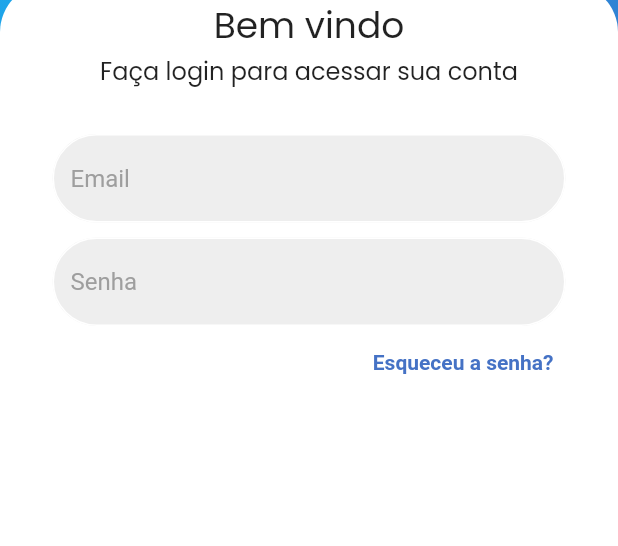
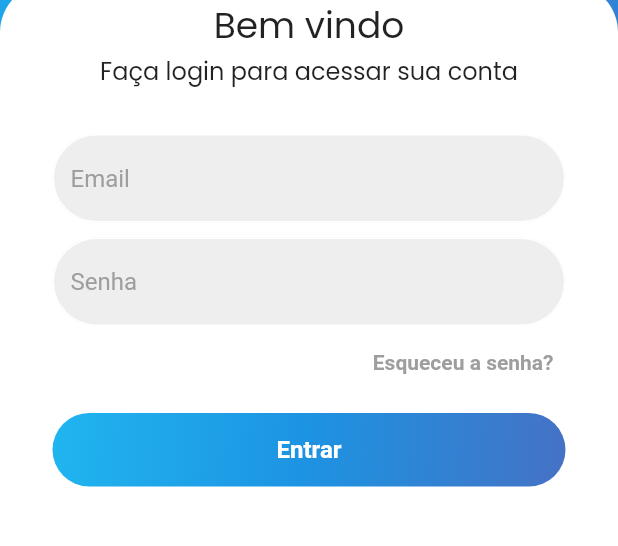
Before and after one commit to GSilva11/Projeto_Facilite, a Flutter app: the screen it shows after launch, on a phone screen of 412 x 824 dp, the part 286-832 px from its top. Run offline on Flutter 3.47's test engine with Material 2 defaults, Android fonts, the phone set to English and light mode, and no system bars.

Commit message:
quinto commit

```diff
--- /dev/null
+++ b/lib/components/button.dart
@@ -0,0 +1,33 @@
+import 'package:flutter/material.dart';
+
+class MyButton extends StatelessWidget {
+  final Function()? onTap;
+
+  const MyButton({super.key, required this.onTap});
+
+  @override
+  Widget build(BuildContext context) {
+    return GestureDetector(
+      onTap: onTap,
+      child: Container(
+        padding: EdgeInsets.all(15),
+        margin: EdgeInsets.symmetric(horizontal: 25.0),
+        decoration: BoxDecoration(
+          gradient: LinearGradient(begin: Alignment.topLeft, colors: [
+            Color.fromARGB(255, 32, 181, 240),
+            Color.fromARGB(255, 29, 147, 226),
+            Color.fromARGB(255, 69, 114, 197),
+          ]),
+          borderRadius: BorderRadius.circular(50),
+        ),
+        child: Center(
+          child: Text(
+            'Entrar',
+            style: TextStyle(
+                color: Colors.white, fontWeight: FontWeight.bold, fontSize: 16),
+          ),
+        ),
+      ),
+    );
+  }
+}
--- a/lib/pages/login_page.dart
+++ b/lib/pages/login_page.dart
@@ -1,6 +1,6 @@
 import 'package:flutter/material.dart';
 import '../components/textfield.dart';
-
+import '../components/button.dart';
 class LoginPage extends StatelessWidget {
   LoginPage({super.key});
 
@@ -69,10 +69,20 @@ class LoginPage extends StatelessWidget {
                         children: [
                           Padding(
                             padding: const EdgeInsets.symmetric(horizontal: 25.0),
-                            child: TextButton(onPressed: () {}, child: Text('Esqueceu a senha?', style: TextStyle(color: Color(0xFF4572c5), fontWeight: FontWeight.bold),),),
+                            child: TextButton(onPressed: () {}, child: Text('Esqueceu a senha?', style: TextStyle(color: Colors.grey[500], fontWeight: FontWeight.w700),),),
                           ),
                         ],
-                      )
+                      ),
+                      SizedBox(
+                        height: 10,
+                      ),
+                      Column(
+                        children: [
+                          MyButton(
+
+                          ),
+                        ],
+                      ),
                     ],
                   ),
                 ),
```
